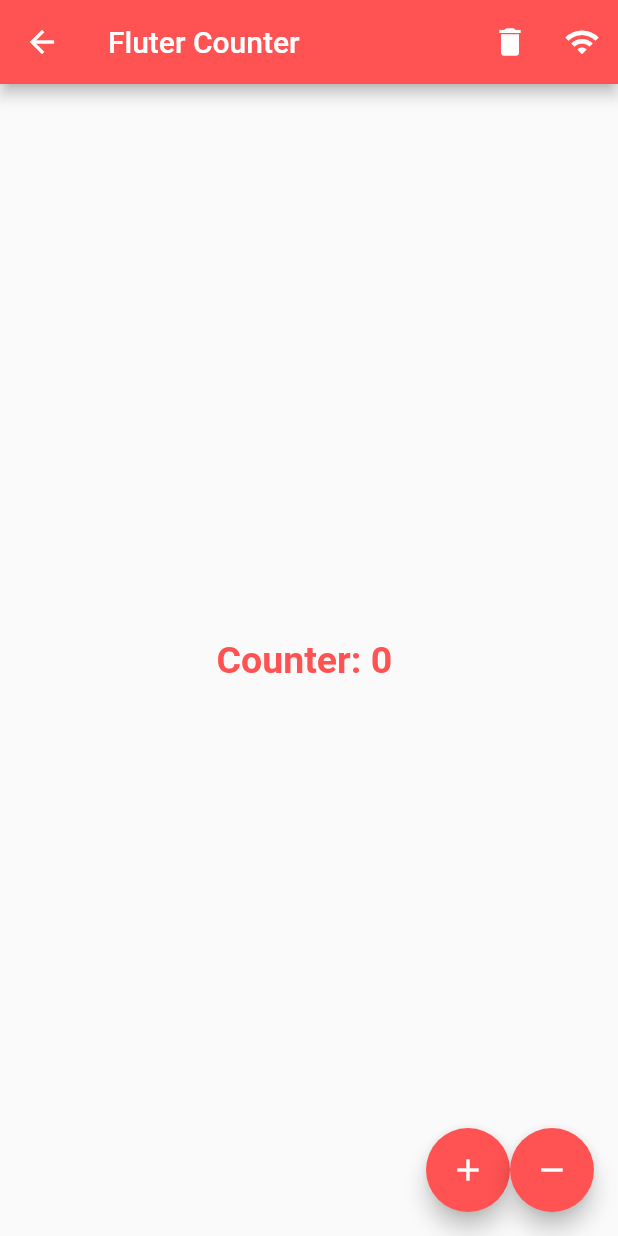
After one commit to ChaiyawatCharoensri003/flutter-week17, a Flutter app: the CounterPage screen opened directly, on a phone screen of 412 x 824 dp. The commit adds this screen. Run offline on Flutter 3.47's test engine with Material 2 defaults, Android fonts, the phone set to English and light mode, and no system bars.

Commit message:
first commit

```diff
--- a/lib/app.dart
+++ b/lib/app.dart
@@ -1,13 +1,10 @@
 import 'package:flutter/material.dart';
-
 import 'home.dart';
 class MyApp extends StatelessWidget {
-//l.create constructor
   const MyApp({Key? key}) : super(key: key);
-//2.create build
   @override
   Widget build(BuildContext context) {
-    return MaterialApp(
+    return const MaterialApp(
       debugShowCheckedModeBanner: false,
       home: HomePage(),
     );
--- /dev/null
+++ b/lib/counter.dart
@@ -0,0 +1,68 @@
+import 'package:flutter/material.dart';
+
+class CounterPage extends StatefulWidget {
+  const CounterPage({Key? key}) : super(key: key);
+
+  @override
+  State<CounterPage> createState() => _CounterPageState();
+}
+
+class _CounterPageState extends State<CounterPage> {
+  late int _count = 0;
+  @override
+  Widget build(BuildContext context) {
+    return Scaffold(
+      appBar: AppBar(
+        title: const Text("Fluter Counter"),
+        backgroundColor: Colors.redAccent,
+        actions: [
+          IconButton(onPressed: () {
+            setState(() {
+              _count = 0;
+              debugPrint("count: $_count");
+            });
+          }, icon: const Icon(Icons.delete)),
+          IconButton(onPressed: () {}, icon: const Icon(Icons.wifi))
+        ],
+      ),
+      body: Center(
+        child: Text(
+          "Counter: $_count ",
+          style: const TextStyle(
+            fontSize: 25,
+            fontWeight: FontWeight.bold,
+            color: Colors.redAccent
+          ),
+        ),
+      ),
+      floatingActionButton: Row(
+        mainAxisAlignment: MainAxisAlignment.end,
+        children: [
+          FloatingActionButton(
+            backgroundColor: (Colors.redAccent),
+            onPressed: () {
+              setState(() {
+                _count ++;
+                debugPrint("count: $_count");
+              });
+            },
+            child: Icon(Icons.add),
+            tooltip: "Add ",
+          ),
+
+          FloatingActionButton(
+            backgroundColor: (Colors.redAccent),
+            onPressed: () {
+              setState(() {
+                _count --;
+                debugPrint("count: $_count");
+              });
+            },
+            child: Icon(Icons.remove),
+            tooltip: "Delete ",
+          ),
+        ],
+      ),
+    );
+  }
+}
```
Also changed, not shown: flutter_application_1/analysis_options.yaml (added, +29 -0 lines), flutter_application_1/lib/main.dart (added, +115 -0 lines), flutter_application_1/pubspec.yaml (added, +91 -0 lines), lib/home.dart (+8 -0 lines), flutter_application_1/pubspec.lock (added), lib/countact.dart (deleted), 122 other files.
